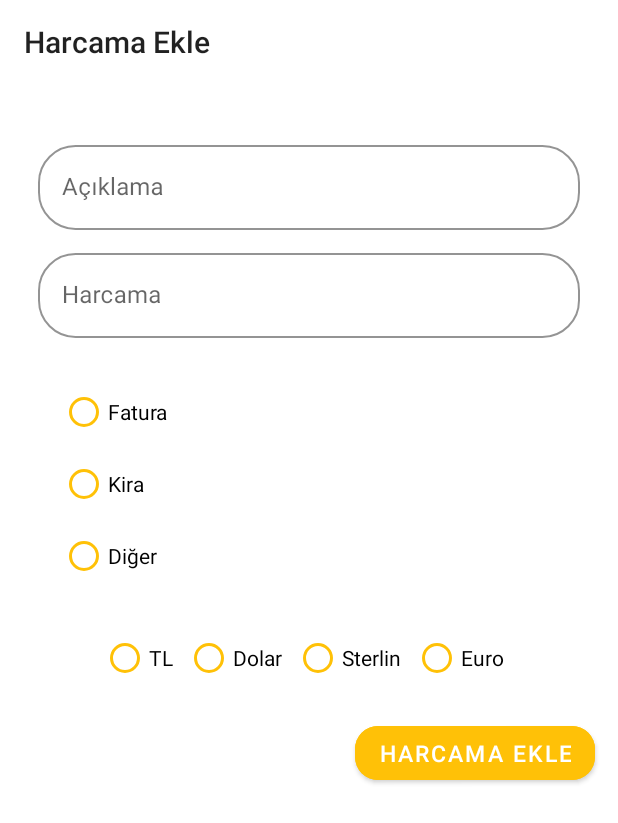
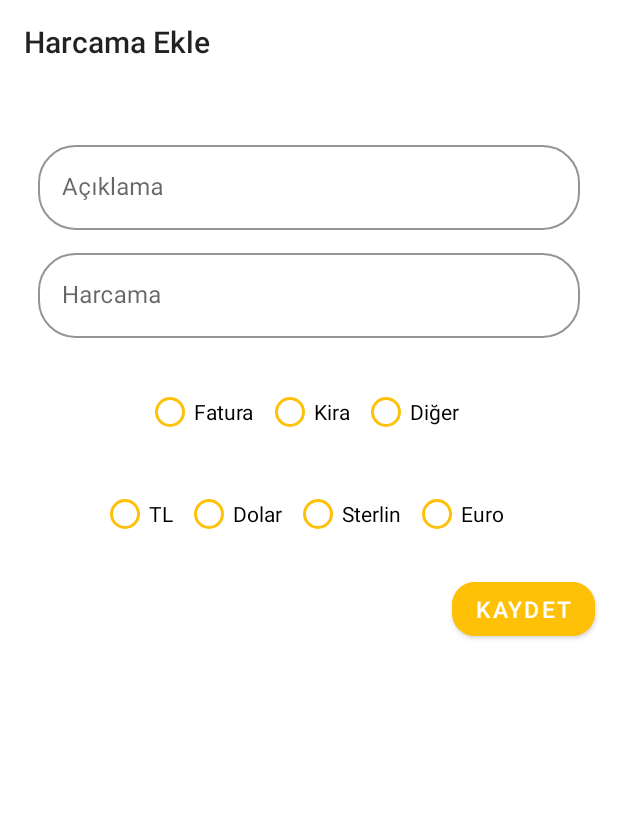
Before and after one commit to haksoft/Android-Bootcamp-Turkey, an Android app: the AddspendFragment screen opened through its navigation route, on a phone screen of 412 x 824 dp. Shown: the top 823 px of the screen. Run offline under Robolectric (Android 15) with nearby library versions, the phone set to English and light mode, and no system bars; our stand-ins replace Room's generated code.

Commit message:
Haksoft
Haksoft

```diff
--- a/app/src/main/res/layout/fragment_addspend.xml
+++ b/app/src/main/res/layout/fragment_addspend.xml
@@ -83,33 +83,33 @@
         android:id="@+id/radioGroupHarcama"
         android:layout_width="wrap_content"
         android:layout_height="wrap_content"
-        android:orientation="vertical"
+        android:layout_gravity="center"
         android:layout_marginTop="25dp"
-        android:layout_marginStart="40dp"
-        >
+        android:orientation="horizontal">
+
         <RadioButton
             android:id="@+id/radioButtonFatura"
             android:layout_width="wrap_content"
             android:layout_height="wrap_content"
             android:layout_marginEnd="8dp"
-            android:text="@string/fatura"
             android:buttonTint="@color/baseColor"
-            />
+            android:text="@string/fatura" />
+
         <RadioButton
             android:id="@+id/radioButtonKira"
             android:layout_width="wrap_content"
             android:layout_height="wrap_content"
             android:layout_marginEnd="8dp"
-            android:text="@string/kira"
-            android:buttonTint="@color/baseColor"/>
+            android:buttonTint="@color/baseColor"
+            android:text="@string/kira" />
 
         <RadioButton
             android:id="@+id/radioButtonDiger"
             android:layout_width="wrap_content"
             android:layout_height="wrap_content"
             android:layout_marginEnd="8dp"
-            android:text="@string/diger"
-            android:buttonTint="@color/baseColor"/>
+            android:buttonTint="@color/baseColor"
+            android:text="@string/diger" />
     </RadioGroup>
 
     <RadioGroup
@@ -160,11 +160,11 @@
         android:layout_height="wrap_content"
         android:layout_gravity="bottom|end"
         android:layout_margin="15dp"
+        android:backgroundTint="@color/baseColor"
         android:text="@string/ekle"
-        app:cornerRadius="15dp"
+        android:textColor="@color/white"
         android:textSize="15sp"
-        android:textColor="@color/white"
-        android:backgroundTint="@color/baseColor" />
+        app:cornerRadius="15dp" />
 
 
 </LinearLayout>
--- a/app/src/main/res/layout/fragment_splash_screen.xml
+++ b/app/src/main/res/layout/fragment_splash_screen.xml
@@ -1,10 +1,8 @@
 <?xml version="1.0" encoding="utf-8"?>
 <LinearLayout xmlns:android="http://schemas.android.com/apk/res/android"
     xmlns:app="http://schemas.android.com/apk/res-auto"
-    xmlns:tools="http://schemas.android.com/tools"
     android:layout_width="match_parent"
     android:layout_height="match_parent"
-    tools:context=".Fragments.SplashScreenFragment"
     android:background="@color/purple_200"
     android:orientation="vertical">
     <com.airbnb.lottie.LottieAnimationView
--- a/app/src/main/res/values/strings.xml
+++ b/app/src/main/res/values/strings.xml
@@ -23,7 +23,7 @@
     <string name="harcama_ekle">Harcama Ekle</string>
     <string name="aciklama">Açıklama</string>
     <string name="harcama">Harcama</string>
-    <string name="ekle">Harcama Ekle</string>
+    <string name="ekle">Kaydet</string>
     <string name="harcama_detayi">Harcama Detayı</string>
     <string name="elektrik">Elektrik</string>
 </resources>
```
Also changed, not shown: app/src/main/res/layout/recyclerview_row.xml (+10 -10 lines).
